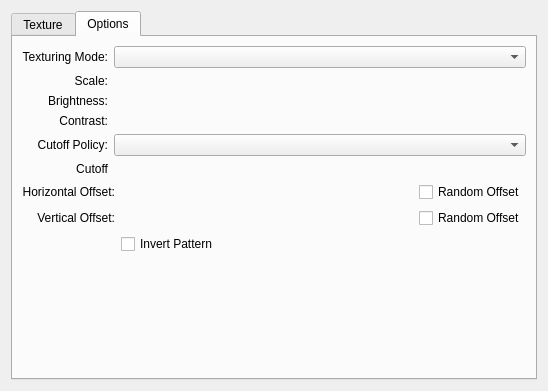
Before: the Qt Designer form plugins/paintops/libpaintop/forms/wdgtexturechooser.ui in KDE/krita, drawn with Qt 5.
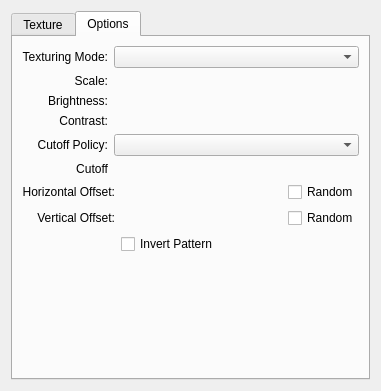
After: the same form once the commit is applied. The open tabs and pages were chosen to show the change. Custom widgets are drawn as their Qt base class.

```diff
--- a/plugins/paintops/libpaintop/forms/wdgtexturechooser.ui
+++ b/plugins/paintops/libpaintop/forms/wdgtexturechooser.ui
@@ -6,7 +6,7 @@
    <rect>
     <x>0</x>
     <y>0</y>
-    <width>548</width>
+    <width>381</width>
     <height>391</height>
    </rect>
   </property>
@@ -86,7 +86,7 @@
             <widget class="KisMultipliersDoubleSliderSpinBox" name="scaleSlider" native="true">
              <property name="minimumSize">
               <size>
-               <width>200</width>
+               <width>0</width>
                <height>0</height>
               </size>
              </property>
@@ -128,7 +128,7 @@
             <widget class="KisDoubleSliderSpinBox" name="contrastSlider" native="true">
              <property name="minimumSize">
               <size>
-               <width>200</width>
+               <width>0</width>
                <height>0</height>
               </size>
              </property>
@@ -248,7 +248,7 @@
            <item row="1" column="2">
             <widget class="QCheckBox" name="randomOffsetY">
              <property name="text">
-              <string>Random Offset</string>
+              <string>Random</string>
              </property>
             </widget>
            </item>
@@ -277,7 +277,7 @@
               </sizepolicy>
              </property>
              <property name="text">
-              <string>Random Offset</string>
+              <string>Random</string>
              </property>
             </widget>
            </item>
```
Left out of the diff: 4 changed lines with no effect on the pictures.
